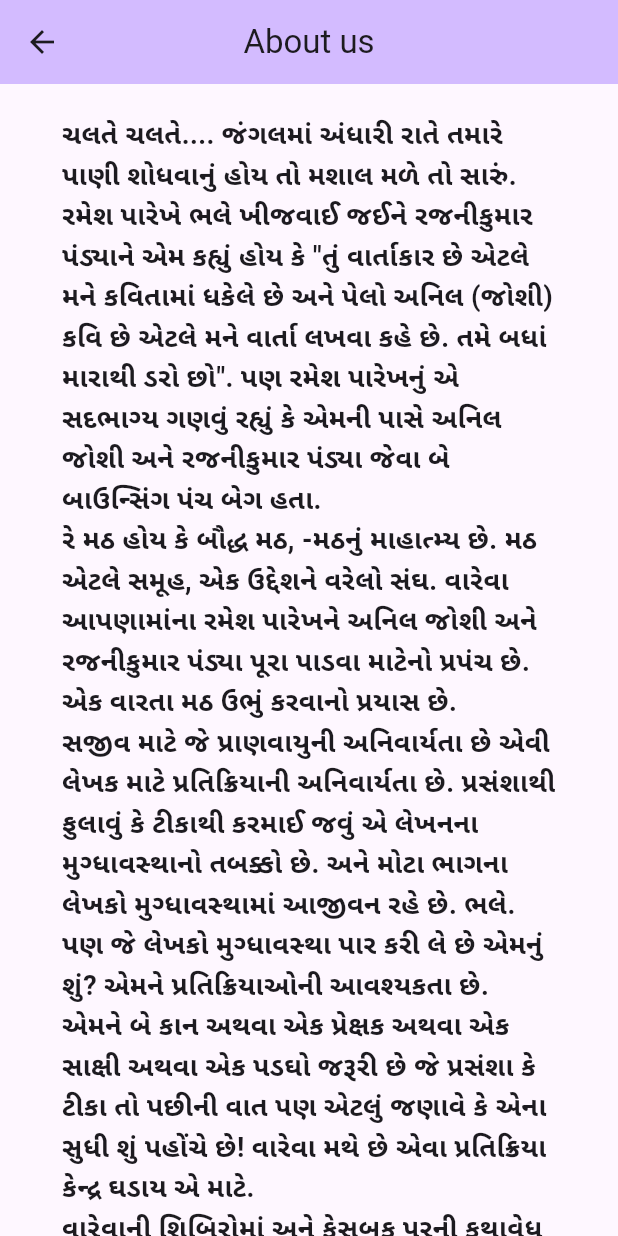
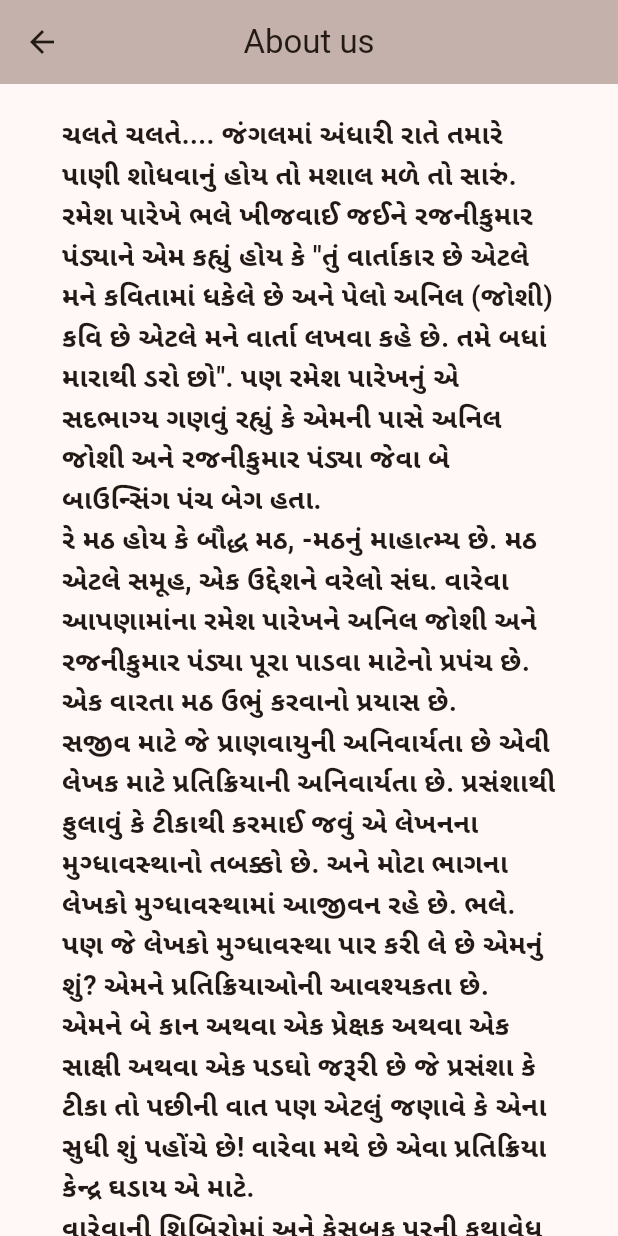
Before and after one commit to shafinmurani/VaReVa-Mobile, a Flutter app: the screen it shows after launch, in the side drawer, after a tap on "About Us", on a phone screen of 412 x 824 dp. Run offline on Flutter 3.47's test engine with Material 2 defaults, Android fonts, the phone set to English and light mode, and no system bars; our stand-ins replace cloud_firestore, firebase_auth, firebase_core, firebase_storage, google_sign_in; missing offline and left inert: advance_pdf_viewer, razorpay_flutter; accounts and stored records are empty; network calls fail.

Commit message:
Color Scheme changed, navigation changed

```diff
--- a/lib/components/colors.dart
+++ b/lib/components/colors.dart
@@ -1,8 +1,8 @@
 import 'package:flutter/material.dart';
 
 const Color secondary = Color(0xFF4A4453);
-const Color primary = Color.fromARGB(200, 205, 180, 251);
+const Color primary = Color.fromARGB(161, 161, 136, 127);
 const Color text = Color(0xffC87364);
-const Color appBar = Color.fromARGB(255, 211, 187, 255);
+const Color appBar = primary;
 const Color cardColot = primary;
 const Color cardText = Color(0xff2B434A);
--- /dev/null
+++ b/lib/components/drawer_list_builder.dart
@@ -0,0 +1,41 @@
+import 'package:firebase_auth/firebase_auth.dart';
+import 'package:flutter/material.dart';
+
+class DrawerListWidget extends StatefulWidget {
+  const DrawerListWidget({super.key});
+
+  @override
+  State<DrawerListWidget> createState() => _DrawerListWidgetState();
+}
+
+class _DrawerListWidgetState extends State<DrawerListWidget> {
+  Future signOut() async {
+    await FirebaseAuth.instance.signOut();
+    // ignore: use_build_context_synchronously
+    Navigator.pop(context);
+  }
+
+  @override
+  Widget build(BuildContext context) {
+    if (FirebaseAuth.instance.currentUser != null) {
+      // signed in
+      return ListTile(
+        enabled: true,
+        onTap: () {
+          signOut();
+        },
+        leading: const Icon(Icons.logout_rounded),
+        title: const Text("Log out"),
+      );
+      // return Placeholder();
+    } else {
+      // signed out
+      // return const LoginWidget();
+      return const ListTile(
+        enabled: false,
+        leading: Icon(Icons.account_circle),
+        title: Text("Account"),
+      );
+    }
+  }
+}
--- a/lib/main.dart
+++ b/lib/main.dart
@@ -1,6 +1,7 @@
 import 'package:firebase_core/firebase_core.dart';
 import 'package:flutter/material.dart';
 import 'package:vartarevarta_magazine/components/colors.dart';
+import 'package:vartarevarta_magazine/components/drawer_list_builder.dart';
 import 'package:vartarevarta_magazine/firebase_options.dart';
 import 'package:vartarevarta_magazine/screens/about_us.dart';
 import 'package:vartarevarta_magazine/screens/our_team.dart';
@@ -22,7 +23,7 @@ class MyApp extends StatelessWidget {
       debugShowCheckedModeBanner: false,
       title: 'VaReVa Mobile',
       theme: ThemeData(
-        colorScheme: ColorScheme.fromSeed(seedColor: Colors.deepPurple),
+        colorScheme: ColorScheme.fromSeed(seedColor: Colors.brown),
         useMaterial3: true,
       ),
       home: const MyHomePage(title: 'VaReVa Mobile'),
@@ -53,7 +54,7 @@ class _MyHomePageState extends State<MyHomePage> {
           )
         ],
         centerTitle: true,
-        backgroundColor: primary,
+        backgroundColor: const Color.fromARGB(161, 161, 136, 127),
         title: Text(widget.title),
       ),
       drawer: Drawer(
@@ -62,6 +63,7 @@ class _MyHomePageState extends State<MyHomePage> {
           children: [
             const DrawerWrapper(),
             ListTile(
+              leading: const Icon(Icons.info_outline),
               title: const Text('About Us'),
               onTap: () {
                 // Update the state of the app.
@@ -72,13 +74,12 @@ class _MyHomePageState extends State<MyHomePage> {
                     builder: (context) => const AboutWidget(),
                   ),
                 );
-              // ...
               },
             ),
             ListTile(
+              leading: const Icon(Icons.people_rounded),
               title: const Text('Our Team'),
               onTap: () {
-
                 Navigator.pop(context);
                 Navigator.push(
                   context,
@@ -88,8 +89,11 @@ class _MyHomePageState extends State<MyHomePage> {
                 );
               },
             ),
+            const Divider(),
+            const DrawerListWidget(),
           ],
-      )),
+        ),
+      ),
       body: Center(
         child: FutureBuilder(
           future: _fApp,
--- a/lib/screens/pdf.dart
+++ b/lib/screens/pdf.dart
@@ -26,7 +26,6 @@ class _PdfWidgetState extends State<PdfWidget> {
       setState(() {
         pageNum = snapShot["Read"][productName];
       });
-      print(pageNum);
       return true;
     } else {
       return false;
--- a/lib/services/drawer_wrapper.dart
+++ b/lib/services/drawer_wrapper.dart
@@ -13,27 +13,60 @@ class _DrawerWrapperState extends State<DrawerWrapper> {
   @override
   Widget build(BuildContext context) {
     if (FirebaseAuth.instance.currentUser != null) {
-      // signed in
-
-      return DrawerHeader(
+      return UserAccountsDrawerHeader(
         decoration: const BoxDecoration(
           color: appBar,
+          image: DecorationImage(
+            fit: BoxFit.fill,
+            image: NetworkImage(
+                'https://oflutter.com/wp-content/uploads/2021/02/profile-bg3.jpg'),
+          ),
         ),
-        child: Text(
-          "Welcome back, ${FirebaseAuth.instance.currentUser?.displayName}!",
-          style: const TextStyle(color: Colors.black, fontSize: 16),
+        accountName: Text(
+          "${FirebaseAuth.instance.currentUser!.displayName}",
+          style: const TextStyle(color: Colors.white),
+        ),
+        accountEmail: Text(
+          "${FirebaseAuth.instance.currentUser!.email}",
+          style: const TextStyle(color: Colors.white),
+        ),
+        currentAccountPicture: CircleAvatar(
+          backgroundImage: NetworkImage(
+            "${FirebaseAuth.instance.currentUser!.photoURL}",
+          ),
         ),
       );
-
       // return Placeholder();
     } else {
       // signed out
       // return const LoginWidget();
-      return const DrawerHeader(
+      return const UserAccountsDrawerHeader(
         decoration: BoxDecoration(
           color: appBar,
+          image: DecorationImage(
+            fit: BoxFit.fill,
+            image: NetworkImage(
+                'https://oflutter.com/wp-content/uploads/2021/02/profile-bg3.jpg'),
+          ),
         ),
-        child: Text('Welcome!'),
+        accountName: Text(
+          "Welcome User!",
+          style: TextStyle(color: Colors.white),
+        ),
+        accountEmail: Text(
+          "Email Address",
+          style: TextStyle(color: Colors.white),
+        ),
+        currentAccountPicture: CircleAvatar(
+          backgroundColor: primary,
+          child: Text(
+            "U",
+            style: TextStyle(
+              color: secondary,
+              fontSize: 22,
+            ),
+          ),
+        ),
       );
       // return const CircularProgressIndicator.adaptive();
     }
--- a/lib/services/wrapper.dart
+++ b/lib/services/wrapper.dart
@@ -1,8 +1,8 @@
 import 'package:cloud_firestore/cloud_firestore.dart';
 import 'package:firebase_auth/firebase_auth.dart';
 import 'package:flutter/material.dart';
+import 'package:vartarevarta_magazine/screens/home_screen.dart';
 import 'package:vartarevarta_magazine/screens/login.dart';
-import 'package:vartarevarta_magazine/screens/navigation_bar.dart';
 
 class WrapperWidget extends StatefulWidget {
   const WrapperWidget({super.key});
@@ -42,7 +42,7 @@ class _WrapperWidgetState extends State<WrapperWidget> {
           FirebaseAuth.instance.currentUser?.uid,
           FirebaseAuth.instance.currentUser?.displayName,
           FirebaseAuth.instance.currentUser?.email);
-      return const NavigatonBarWidget();
+      return const HomeScreen();
 
       // return Placeholder();
     } else {
```
Also changed, not shown: lib/components/card.dart (+3 -14 lines), lib/screens/account.dart (+10 -1 lines), lib/screens/our_team.dart (+39 -13 lines), assets/drawer_background.jpg (added). Lines whose indentation alone changed are shown as unchanged.
